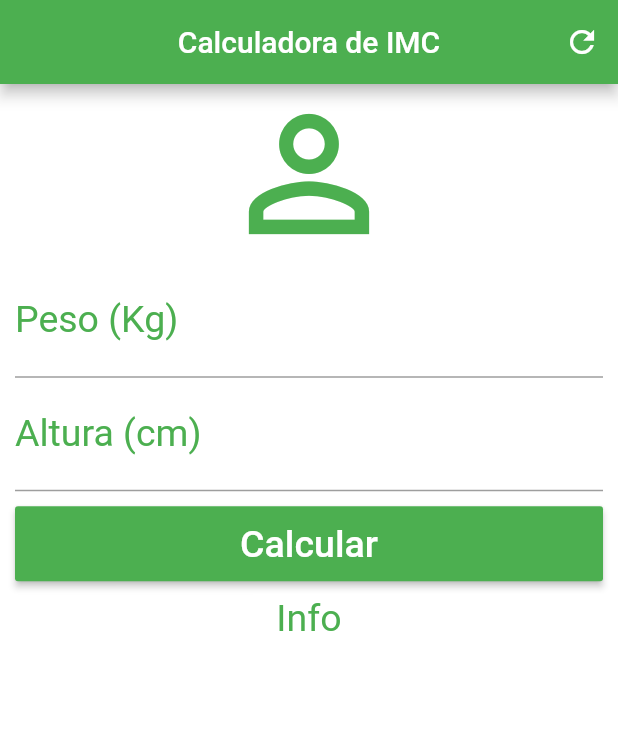
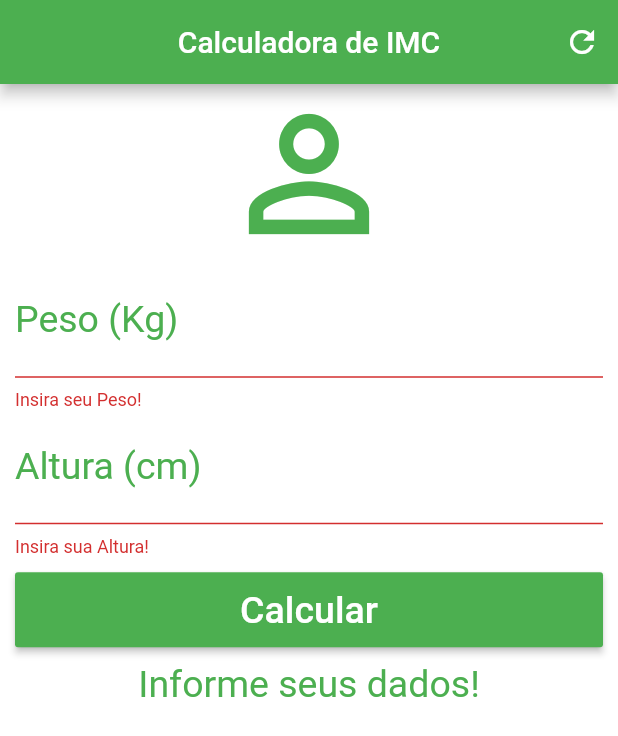
Before and after one commit to nando-win/imc_calculator, a Flutter app: the screen it shows after launch, after a tap on "Calcular", on a phone screen of 412 x 824 dp. Shown: the top 736 px of the screen. Run offline on Flutter 3.47's test engine with Material 2 defaults, Android fonts, the phone set to English and light mode, and no system bars.

```diff
--- a/lib/main.dart
+++ b/lib/main.dart
@@ -1,6 +1,6 @@
 import 'package:flutter/material.dart';
 
-void main(){
+void main() {
   runApp(MaterialApp(
     home: Home(),
   ));
@@ -12,6 +12,42 @@ class Home extends StatefulWidget {
 }
 
 class _HomeState extends State<Home> {
+  String _imc = "Informe seus dados!";
+
+  TextEditingController weightController = TextEditingController();
+  TextEditingController heightController = TextEditingController();
+
+  GlobalKey<FormState> _formKey = GlobalKey<FormState>();
+
+  void _resetFields() {
+    weightController.text = "";
+    heightController.text = "";
+    setState(() {
+      _imc = "Informe seus dados!";
+    });
+  }
+
+  void _calculate() {
+    setState(() {
+      double weight = double.parse(weightController.text);
+      double height = double.parse(heightController.text) / 100;
+      double imc = weight / (height * height);
+      if (imc < 18.6) {
+        _imc = "Abaixo do Peso (${imc.toStringAsPrecision(4)})";
+      } else if (imc >= 18.6 && imc < 24.9) {
+        _imc = "Peso Ideal (${imc.toStringAsPrecision(4)})";
+      } else if (imc >= 24.9 && imc < 29.9) {
+        _imc = "Levemente Acima do Peso (${imc.toStringAsPrecision(4)})";
+      } else if (imc >= 29.9 && imc < 34.9) {
+        _imc = "Obesidade Grau I (${imc.toStringAsPrecision(4)})";
+      } else if (imc >= 34.9 && imc < 39.9) {
+        _imc = "Obesidade Grau II (${imc.toStringAsPrecision(4)})";
+      } else if (imc >= 40) {
+        _imc = "Obesidade Grau III (${imc.toStringAsPrecision(4)})";
+      }
+    });
+  }
+
   @override
   Widget build(BuildContext context) {
     return Scaffold(
@@ -20,53 +56,80 @@ class _HomeState extends State<Home> {
           centerTitle: true,
           backgroundColor: Colors.green,
           actions: <Widget>[
-          IconButton(icon: Icon(Icons.refresh),
-              onPressed: () {},
+            IconButton(
+              icon: Icon(Icons.refresh),
+              onPressed: _resetFields,
             )
           ],
         ),
         backgroundColor: Colors.white,
         body: SingleChildScrollView(
             padding: EdgeInsets.fromLTRB(10.0, 0.0, 10.0, 0.0),
+            child: Form(
+              key: _formKey,
               child: Column(
                 crossAxisAlignment: CrossAxisAlignment.stretch,
                 children: <Widget>[
-            Icon(Icons.person_outline, size: 120.0, color: Colors.green,),
-            TextField(keyboardType: TextInputType.number,
+                  Icon(
+                    Icons.person_outline,
+                    size: 120.0,
+                    color: Colors.green,
+                  ),
+                  TextFormField(
+                    keyboardType: TextInputType.number,
                     decoration: InputDecoration(
                       labelText: "Peso (Kg)",
                       labelStyle: TextStyle(color: Colors.green),
                     ),
                     textAlign: TextAlign.center,
                     style: TextStyle(color: Colors.green, fontSize: 25.0),
+                    controller: weightController,
+                    validator: (value) {
+                      if (value.isEmpty) {
+                        return "Insira seu Peso!";
+                      }
+                    },
                   ),
-            TextField(keyboardType: TextInputType.number,
+                  TextFormField(
+                    keyboardType: TextInputType.number,
                     decoration: InputDecoration(
                       labelText: "Altura (cm)",
                       labelStyle: TextStyle(color: Colors.green),
                     ),
                     textAlign: TextAlign.center,
                     style: TextStyle(color: Colors.green, fontSize: 25.0),
+                    controller: heightController,
+                    validator: (value) {
+                      if (value.isEmpty) {
+                        return "Insira sua Altura!";
+                      }
+                    },
                   ),
                   Padding(
                     padding: EdgeInsets.only(top: 10.0, bottom: 10.0),
                     child: Container(
                       height: 50.0,
                       child: RaisedButton(
-                  onPressed: (){},
-                  child: Text("Calcular",
-                    style: TextStyle(color: Colors.white, fontSize: 25.0),),
+                        onPressed: () {
+                          if (_formKey.currentState.validate()) {
+                            _calculate();
+                          }
+                        },
+                        child: Text(
+                          "Calcular",
+                          style: TextStyle(color: Colors.white, fontSize: 25.0),
+                        ),
                         color: Colors.green,
                       ),
                     ),
                   ),
-            Text("Info",
+                  Text(
+                    _imc,
                     textAlign: TextAlign.center,
                     style: TextStyle(color: Colors.green, fontSize: 25.0),
                   )
                 ],
               ),
-      )
-    );
+            )));
   }
 }
```
Lines whose indentation alone changed are shown as unchanged.
